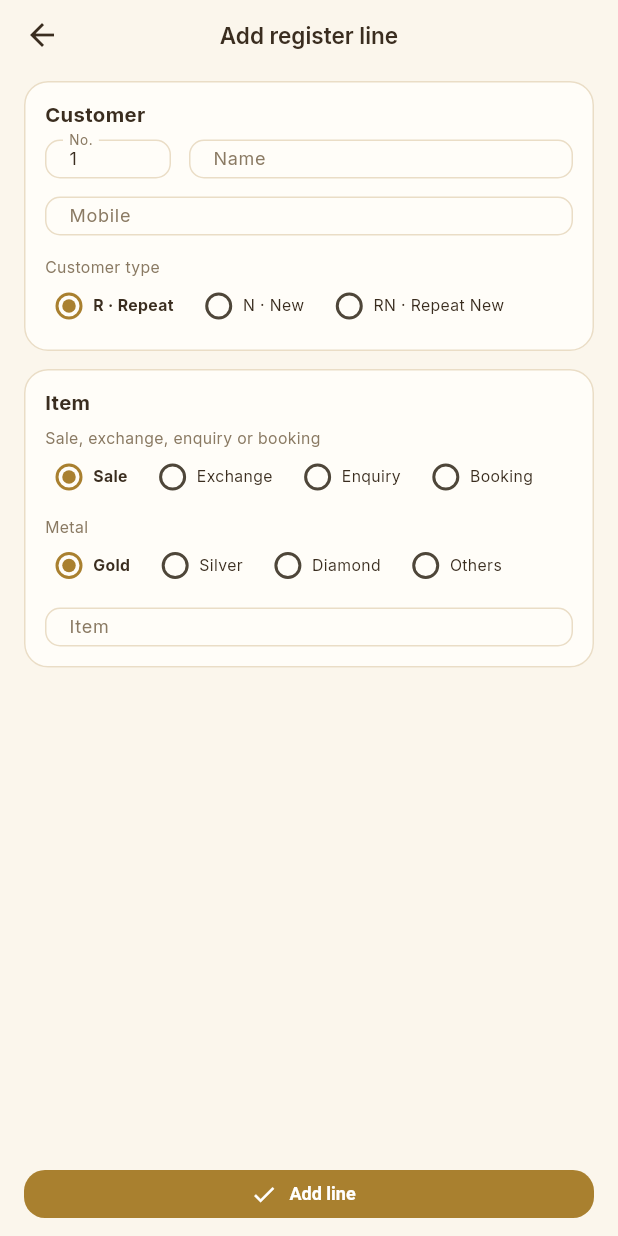
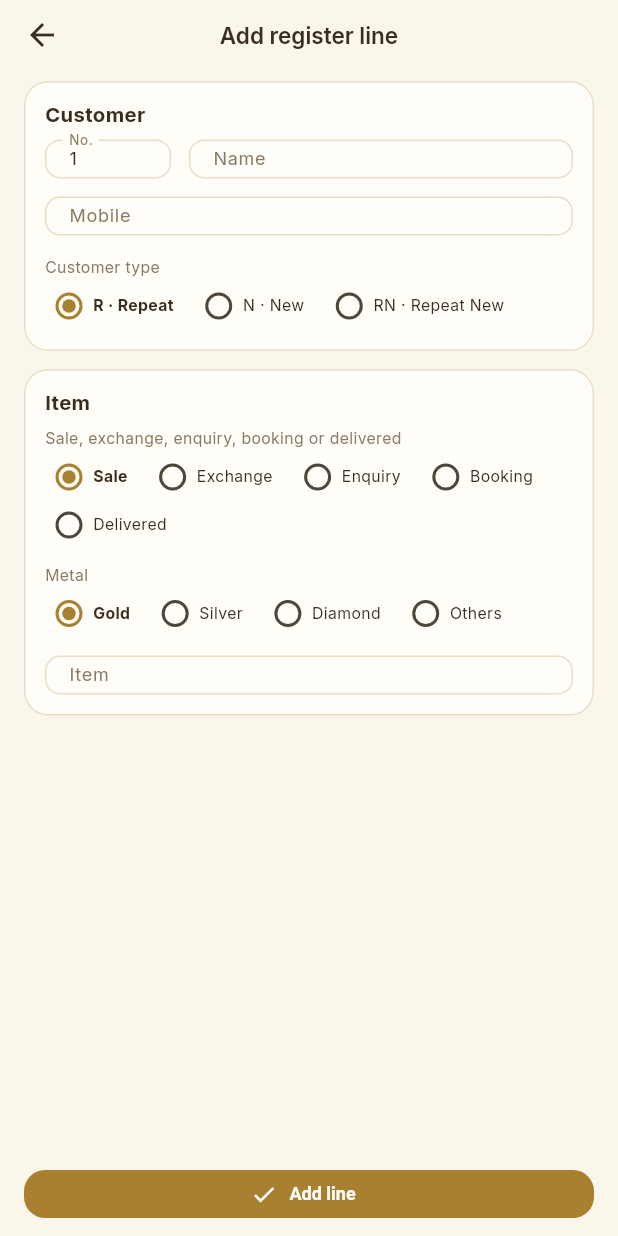
Before and after one commit to vikasagg/jewelry-cost-app, a Flutter app: the SalesRegisterScreen screen opened directly, after a tap on "Add line", on a phone screen of 412 x 824 dp. Run offline on Flutter 3.47's test engine with Material 3 defaults, Android fonts, the phone set to English and light mode, and no system bars; our stand-ins replace file_picker, flutter_secure_storage, hive_ce_flutter, image_picker, pdf, printing and 2 more; missing offline and left inert: dart:js_interop, google_mlkit_text_recognition; accounts and stored records are empty.

Commit message:
Reports: 'Delivered' option for a register line's Item
Sale / Exchange / Enquiry / Booking / Delivered. Register photos
with 'delivered', 'delivery' or 'dlvd' are read as Delivered, and the
report image counts deliveries too.

Co-Authored-By: Claude Opus 5.5 <noreply@anthropic.com>
Claude-Session: https://claude.ai/code/session_01Ty8ibr9qUkpqR5XqhoszLs

```diff
--- a/lib/reports/register_image.dart
+++ b/lib/reports/register_image.dart
@@ -130,7 +130,8 @@ Future<Uint8List> renderRegisterPng(
     );
   }
 
-  // Totals: sales, exchanges, enquiries, bookings; by metal; customers.
+  // Totals: sales, exchanges, enquiries, bookings, deliveries; by metal;
+  // customers.
   int count(bool Function(SalesEntry) f) => r.entries.where(f).length;
   const sep = '   ·   ';
   final visits = [
--- a/lib/reports/sales_register.dart
+++ b/lib/reports/sales_register.dart
@@ -31,7 +31,8 @@ enum Deal {
   sale('Sale'),
   exchange('Exchange'),
   enquiry('Enquiry'),
-  booking('Booking');
+  booking('Booking'),
+  delivered('Delivered');
 
   const Deal(this.label);
   final String label;
@@ -403,7 +404,7 @@ String _title(String t) => [
   Iterable<String> known = const [],
 }) {
   var t = raw.replaceAll(RegExp(r'\s+'), ' ').trim();
-  // Enquiry or booking: the word can be anywhere ("Chain enquiry",
+  // Enquiry, booking or delivered: the word can be anywhere ("Chain enquiry",
   // "Booking G-Ring", "ring order").
   Deal? visit;
   final kept = <String>[];
@@ -414,6 +415,12 @@ String _title(String t) => [
         similarity(w, 'enquiry') >= 0.7 ||
         similarity(w, 'inquiry') >= 0.7) {
       visit = Deal.enquiry;
+    } else if (l.startsWith('deliver') ||
+        l.startsWith('dlv') ||
+        l == 'delvd' ||
+        similarity(w, 'delivered') >= 0.7 ||
+        similarity(w, 'delivery') >= 0.7) {
+      visit = Deal.delivered;
     } else if (l.startsWith('book') ||
         similarity(w, 'booking') >= 0.7 ||
         l == 'order' ||
--- a/lib/ui/screens/reports/sales_register_screen.dart
+++ b/lib/ui/screens/reports/sales_register_screen.dart
@@ -635,7 +635,9 @@ class _SalesEntryScreenState extends State<SalesEntryScreen> {
                   _Section(
                     title: 'Item',
                     children: [
-                      const _Label('Sale, exchange, enquiry or booking'),
+                      const _Label(
+                        'Sale, exchange, enquiry, booking or delivered',
+                      ),
                       _Choices<Deal>(
                         keyPrefix: 'deal_',
                         value: _deal,
```
Also changed, not shown: 1 other file.
